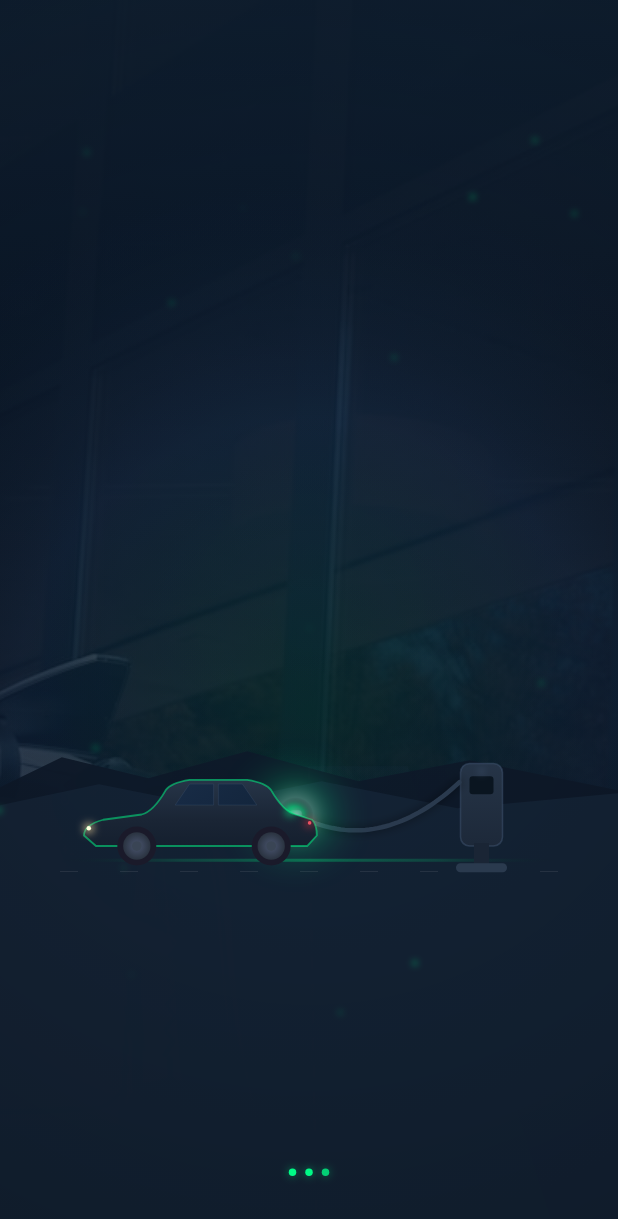
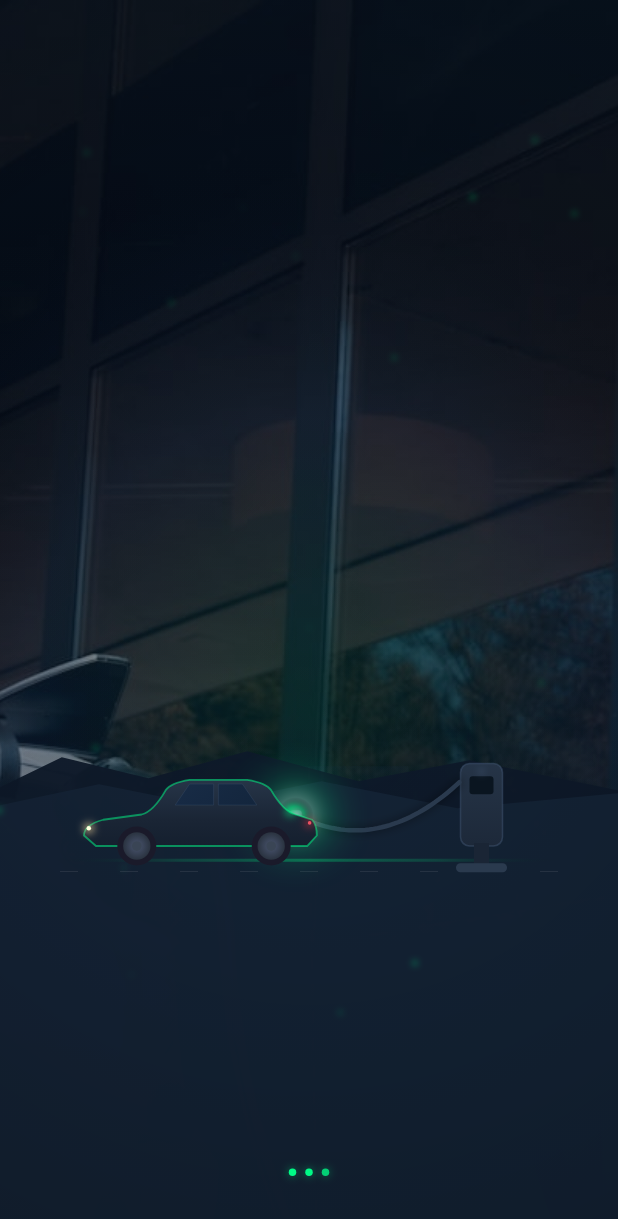
Before and after one commit to Aqdshk/Aqdshk-PUBLIC-CHARGER, a Flutter app: the SplashScreen screen opened directly, on a phone screen of 412 x 824 dp. Shown: the top 1219 px of the screen. Run offline on Flutter 3.47's test engine with Material 3 defaults, Android fonts, the phone set to English and light mode, and no system bars; our stand-ins replace fl_chart, flutter_map, flutter_secure_storage, geolocator, google_fonts, latlong2 and 2 more; missing offline and left inert: mobile_scanner; accounts and stored records are empty.

Commit message:
fix(appev/splash): lighten scrim so hero photo is actually visible
Previous scrim was 80-95% opaque end-to-end, hiding the EV+charger
photo behind. Lowered top to 44%, middle to 33% (where photo's focal
point lives), kept bottom 80% so the brand-text reveal stays legible.

```diff
--- a/AppEV/lib/screens/splash_screen.dart
+++ b/AppEV/lib/screens/splash_screen.dart
@@ -362,11 +362,11 @@ class _SplashScreenState extends State<SplashScreen>
               begin: Alignment.topCenter,
               end: Alignment.bottomCenter,
               colors: [
-                Color(0xE612263C),  // ~90% top
-                Color(0xCC0A1628),  // ~80% middle
-                Color(0xF2060B18),  // ~95% bottom
+                Color(0x7012263C),  // ~44% top
+                Color(0x550A1628),  // ~33% middle (photo most visible here)
+                Color(0xCC060B18),  // ~80% bottom (legibility for brand text)
               ],
-              stops: [0.0, 0.5, 1.0],
+              stops: [0.0, 0.45, 1.0],
             ),
           ),
         ),
```
